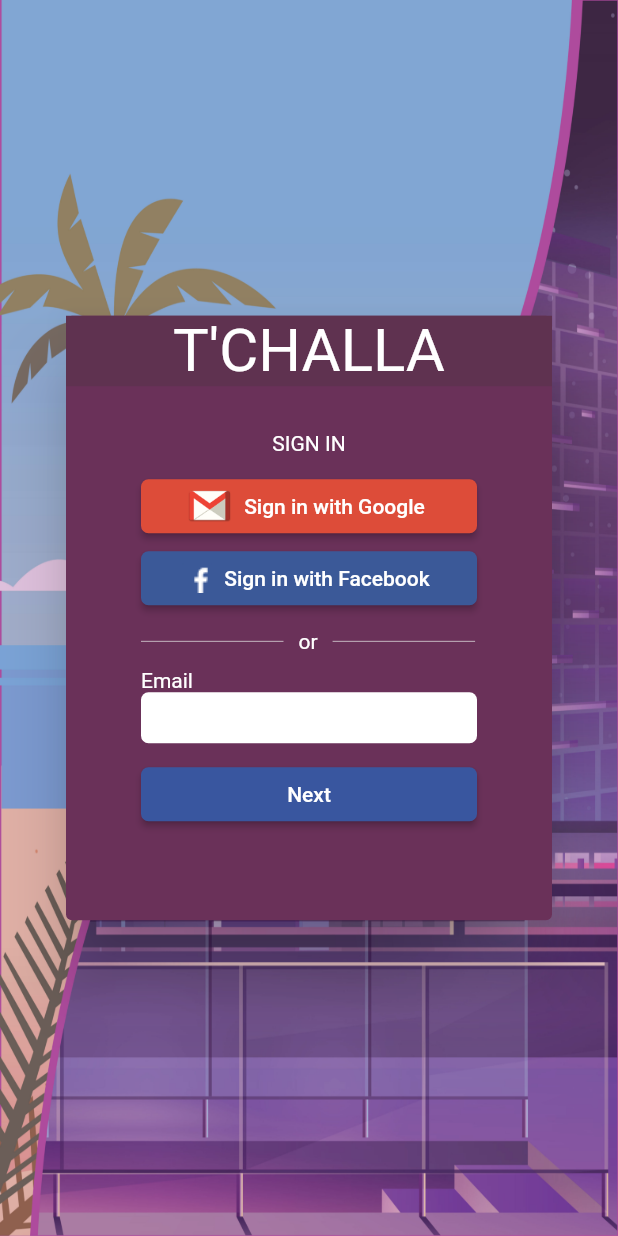
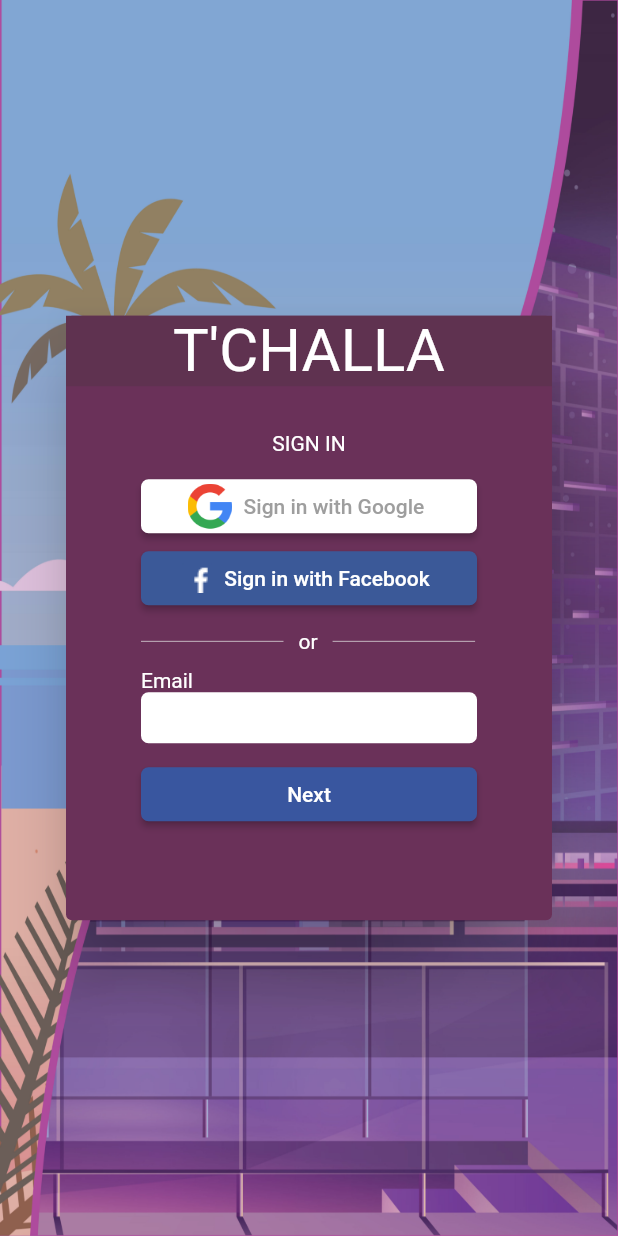
Before and after one commit to gaellabreu/tachartas-mobile, a Flutter app: the screen it shows after launch, after a tap on "Sign in with Google", on a phone screen of 412 x 824 dp. Run offline on Flutter 3.47's test engine with Material 2 defaults, Android fonts, the phone set to English and light mode, and no system bars; our stand-ins replace firebase_auth, google_sign_in; accounts and stored records are empty.

Commit message:
added google login and works as expected

```diff
--- a/lib/google_sign_in.dart
+++ b/lib/google_sign_in.dart
@@ -0,0 +1,32 @@
+import 'package:firebase_auth/firebase_auth.dart';
+import 'package:google_sign_in/google_sign_in.dart';
+
+final FirebaseAuth _auth = FirebaseAuth.instance;
+final GoogleSignIn googleSignIn = GoogleSignIn();
+
+Future<FirebaseUser> signInWithGoogle() async {
+  final GoogleSignInAccount googleSignInAccount = await googleSignIn.signIn();
+  final GoogleSignInAuthentication googleSignInAuthentication =
+      await googleSignInAccount.authentication;
+
+  final AuthCredential credential = GoogleAuthProvider.getCredential(
+    accessToken: googleSignInAuthentication.accessToken,
+    idToken: googleSignInAuthentication.idToken,
+  );
+
+  final AuthResult authResult = await _auth.signInWithCredential(credential);
+  final FirebaseUser user = authResult.user;
+
+  assert(!user.isAnonymous);
+  assert(await user.getIdToken() != null);
+
+  final FirebaseUser currentUser = await _auth.currentUser();
+  assert(user.uid == currentUser.uid);
+
+  return user;
+}
+void signOutGoogle() async{
+  await googleSignIn.signOut();
+
+  print("User Sign Out");
+}
--- a/lib/pages/login.dart
+++ b/lib/pages/login.dart
@@ -1,10 +1,19 @@
 import 'package:flutter/material.dart';
 import 'package:flutter/cupertino.dart';
 
+import '../google_sign_in.dart';
 
 class Login extends StatelessWidget {
   @override
   Widget build(BuildContext context) {
+    void _showDialog(String username) {
+      showDialog(
+          context: context,
+          builder: (BuildContext context) => AlertDialog(
+              title: const Text('Logged in with google'),
+              content: Text('Welcome $username')));
+    }
+
     return Stack(
       children: <Widget>[
         Container(
@@ -46,7 +55,7 @@
                               widthFactor: 1,
                               child: RaisedButton.icon(
                                   icon: Image.asset(
-                                'assets/gmail.png',
+                                    'assets/google_logo.png',
                                     height: 30,
                                     alignment: Alignment.bottomLeft,
                                   ),
@@ -54,11 +63,12 @@
                                   shape: RoundedRectangleBorder(
                                       borderRadius:
                                           BorderRadiusDirectional.circular(5)),
-                              color: Color.fromRGBO(221, 76, 57, 1),
-                              textColor: Colors.white,
-                              onPressed: () => {},
-                            ),
-                          ),
+                                  color: Colors.white,
+                                  textColor: Colors.grey,
+                                  onPressed: () async{
+                                    var user = await signInWithGoogle();
+                                    _showDialog(user.displayName);
+                                  })),
                           FractionallySizedBox(
                             widthFactor: 1,
                             child: RaisedButton.icon(
@@ -69,7 +79,7 @@
                                       BorderRadiusDirectional.circular(5)),
                               color: Color.fromRGBO(59, 89, 152, 1),
                               textColor: Colors.white,
-                              onPressed: () => {},
+                              onPressed: () => signOutGoogle(),
                             ),
                           ),
                           Container(height: 10),
--- a/pubspec.yaml
+++ b/pubspec.yaml
@@ -20,8 +20,8 @@
   flutter:
     sdk: flutter
 
-  # firebase_auth: ^0.14.0+9
-  # google_sign_in: ^4.0.14
+  firebase_auth: ^0.14.0+9
+  google_sign_in: ^4.0.14
 
   # The following adds the Cupertino Icons font to your application.
   # Use with the CupertinoIcons class for iOS style icons.
@@ -48,6 +48,7 @@
    - assets/login_background.jpg
    - assets/gmail.png
    - assets/facebook.png
+   - assets/google_logo.png
   #  - images/a_dot_ham.jpeg
 
   # An image asset can refer to one or more resolution-specific "variants", see
```
Also changed, not shown: lib/widgets/login_with_google_button.dart (added, +46 -0 lines), assets/google_logo.png (added), pubspec.lock, 7 other files. Lines whose indentation alone changed are shown as unchanged.
